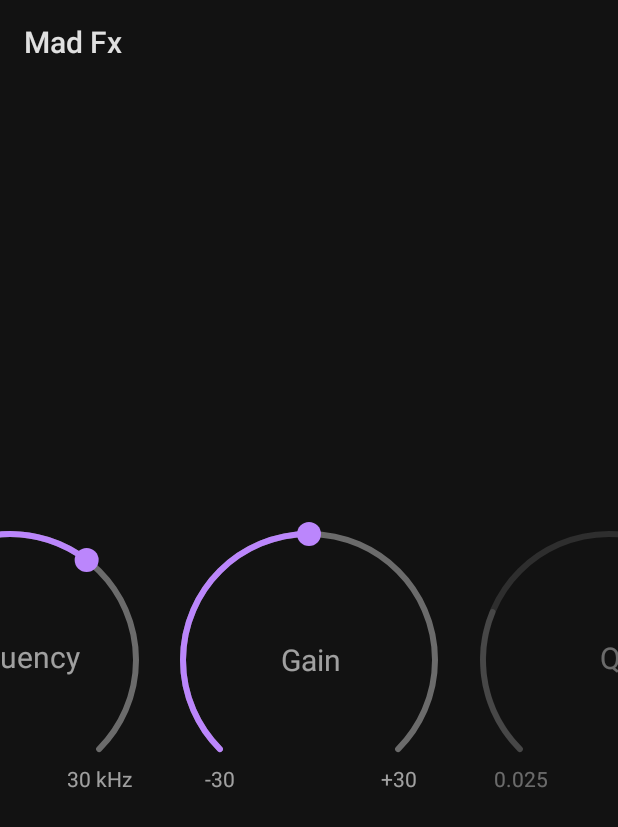
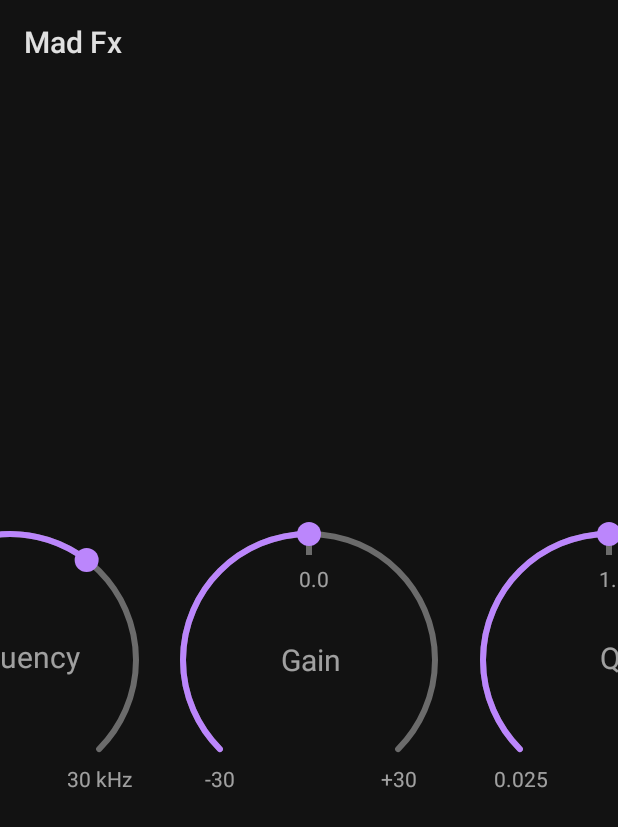
Before and after one commit to midoriiro/madfx, an Android app: the MainActivity screen opened directly, with no data from a screen before it, on a phone screen of 412 x 824 dp. Shown: the top 827 px of the screen. Run offline under Robolectric (Android 15) with nearby library versions, the light colour scheme and no system bars; our stand-ins replace EventBus; 7 statements that could not run were skipped.

Commit message:
add middle points scale to knob view

```diff
--- a/app/src/main/res/layout/activity_main.xml
+++ b/app/src/main/res/layout/activity_main.xml
@@ -69,6 +69,7 @@
         app:nameSize="20sp"
         app:minimumValue="-30"
         app:maximumValue="30"
+        app:middleValues="0"
         app:value="0"
         app:defaultValue="0"
         app:minimumValueLabel="-30"
@@ -77,7 +78,7 @@
 
     <midoriiro.io.material.knob.views.Knob
         android:id="@+id/width"
-        android:enabled="false"
+        android:enabled="true"
         android:layout_width="200dp"
         android:layout_height="200dp"
         android:padding="16dp"
@@ -89,9 +90,11 @@
         app:nameSize="20sp"
         app:minimumValue="0.025"
         app:maximumValue="40"
-        app:value="10"
+        app:middleValues="1"
+        app:value="1"
         app:defaultValue="1"
         app:minimumValueLabel="0.025"
-        app:maximumValueLabel="40"/>
+        app:maximumValueLabel="40"
+        app:gestureOrientation="circular"/>
 
 </androidx.constraintlayout.widget.ConstraintLayout>
--- a/library/core/src/main/kotlin/midoriiro/io/core/extensions/DrawTextExtensions.kt
+++ b/library/core/src/main/kotlin/midoriiro/io/core/extensions/DrawTextExtensions.kt
@@ -3,6 +3,7 @@
 import android.graphics.Paint
 import android.graphics.PointF
 import android.graphics.Rect
+import android.graphics.RectF
 
 private val bounds = Rect()
 
@@ -40,3 +41,14 @@
 {
 	return PointF(x, y)
 }
+
+fun Paint.textBounds(text: String): RectF
+{
+	this.getTextBounds(text, 0, text.length, bounds)
+	return RectF(
+		bounds.left.toFloat(),
+		bounds.top.toFloat(),
+		bounds.right.toFloat(),
+		bounds.bottom.toFloat()
+	)
+}
--- /dev/null
+++ b/library/core/src/main/kotlin/midoriiro/io/core/extensions/FloatArrayExtensions.kt
@@ -0,0 +1,20 @@
+package midoriiro.io.core.extensions
+
+fun FloatArray.clamp(minimum: Float, maximum: Float, inclusive: Boolean = true): FloatArray
+{
+	if(inclusive)
+	{
+		return this
+			.filter { value -> value in minimum..maximum }
+			.toFloatArray()
+	}
+	return this
+		.filter { value -> minimum < value && value < maximum }
+		.toFloatArray()
+}
+
+fun FloatArray.sort(): FloatArray
+{
+	this.sort(0, this.size)
+	return this
+}
--- a/library/core/src/main/kotlin/midoriiro/io/core/extensions/FloatPointExtensions.kt
+++ b/library/core/src/main/kotlin/midoriiro/io/core/extensions/FloatPointExtensions.kt
@@ -1,12 +1,35 @@
 package midoriiro.io.core.extensions
 
 import android.graphics.PointF
+import androidx.core.graphics.minus
+import kotlin.math.sqrt
 
-fun MutableList<PointF>.addExtrema(minX: Float, maxX: Float): MutableList<PointF>
+fun PointF.normalize()
 {
-    val minY = this.first().y
-    val maxY = this.last().y
-    this.add(0, PointF(minX, minY))
-    this.add(PointF(maxX, maxY))
-    return this
+    val magnitude = this.magnitude()
+    this.x = this.x / magnitude
+    this.y = this.y / magnitude
 }
+
+fun PointF.normalized(): PointF
+{
+    val magnitude = this.magnitude()
+    return PointF(this.x / magnitude, this.y / magnitude)
+}
+
+fun PointF.magnitude(): Float
+{
+    return sqrt((this.x * this.x) + (this.y * this.y))
+}
+
+fun PointF.distance(target: PointF, distance: Float): PointF
+{
+    if(distance <= 1)
+    {
+        throw IllegalArgumentException("distance must be greater than 1")
+    }
+    val d = (target - this).normalized()
+    val dx = distance * d.x
+    val dy = distance * d.y
+    return PointF(this.x + dx, this.y + dy)
+}
--- a/library/core/src/main/kotlin/midoriiro/io/core/extensions/TypedArrayExtensions.kt
+++ b/library/core/src/main/kotlin/midoriiro/io/core/extensions/TypedArrayExtensions.kt
@@ -29,3 +29,16 @@
 {
 	return this.getInt(index, defValue).toLong()
 }
+
+fun TypedArray.getFloatArrayOrNull(index: Int): FloatArray?
+{
+	val string = this.getString(index)
+	if(string.isNullOrEmpty())
+	{
+		return null
+	}
+	return string
+		.split(",")
+		.map { it.trim().toFloat() }
+		.toFloatArray()
+}
--- a/library/material/knob/src/main/kotlin/midoriiro/io/material/knob/views/Knob.kt
+++ b/library/material/knob/src/main/kotlin/midoriiro/io/material/knob/views/Knob.kt
@@ -27,34 +27,13 @@
 {
 	private inner class GestureListener : SimpleOnGestureListener()
 	{
-		private fun clamp()
+		private fun onOneAxis(delta: Float): Float
 		{
-			when
-			{
-				this@Knob._value > this@Knob._maximumValue -> this@Knob._value = this@Knob._maximumValue
-				this@Knob._value < this@Knob._minimumValue -> this@Knob._value = this@Knob._minimumValue
-			}
+			val angle = this@Knob._valueEvaluator.fromValue(this@Knob._value) + delta
+			return this@Knob._valueEvaluator.fromAngle(angle.clamp(MINIMUM_ANGLE, MAXIMUM_ANGLE))
 		}
 
-		private fun onOneAxis(delta: Float): Float
-		{
-			val angle = MathUtils.map(
-				this@Knob._value,
-				this@Knob._minimumValue,
-				this@Knob._maximumValue,
-				MINIMUM_ANGLE,
-				MAXIMUM_ANGLE
-			)
-			return MathUtils.map(
-				angle + delta,
-				MINIMUM_ANGLE,
-				MAXIMUM_ANGLE,
-				this@Knob._minimumValue,
-				this@Knob._maximumValue
-			)
-		}
-
-		private fun onTwoAxis(event: MotionEvent): Boolean
+		private fun onTwoAxis(event: MotionEvent): Float
 		{
 			val angle = MathUtils
 				.angle(
@@ -67,18 +46,12 @@
 				)
 				.toClockwise()
 				.plus(MINIMUM_ANGLE)
-			if(angle !in RANGE_ANGLE)
+			return when (angle.sign(MAXIMUM_ANGLE, MAXIMUM_ANGLE + DEAD_ZONE_SWEEP_ANGLE, HALF_DEAD_ZONE_SWEEP_ANGLE))
 			{
-				return false
+				1f -> this@Knob._valueEvaluator.fromAngle(MINIMUM_ANGLE)
+				-1f -> this@Knob._valueEvaluator.fromAngle(MAXIMUM_ANGLE)
+				else -> this@Knob._valueEvaluator.fromAngle(angle)
 			}
-			this@Knob._value = MathUtils.map(
-				angle,
-				MINIMUM_ANGLE,
-				MAXIMUM_ANGLE,
-				this@Knob._minimumValue,
-				this@Knob._maximumValue
-			)
-			return true
 		}
 
 		override fun onUp(event: MotionEvent): Boolean
@@ -96,11 +69,8 @@
 		override fun onSingleTapConfirmed(event: MotionEvent): Boolean
 		{
 			val value = this@Knob._value
-			if(!this.onTwoAxis(event))
-			{
-				return false
-			}
-			this.clamp()
+			this@Knob._value = this.onTwoAxis(event)
+			this@Knob.clamp()
 			this@Knob._animator.setFloatValues(value, this@Knob._value)
 			this@Knob._animator.start()
 			return true
@@ -115,24 +85,11 @@
 		{
 			this@Knob._value = when (this@Knob._gestureOrientation)
 			{
-				GestureOrientation.Horizontal ->
-				{
-					this.onOneAxis(-distanceX)
-				}
-				GestureOrientation.Vertical ->
-				{
-					this.onOneAxis(distanceY)
-				}
-				GestureOrientation.Circular ->
-				{
-					if(!this.onTwoAxis(event2))
-					{
-						return false
-					}
-					this@Knob._value
-				}
+				GestureOrientation.Horizontal -> this.onOneAxis(-distanceX)
+				GestureOrientation.Vertical -> this.onOneAxis(distanceY)
+				GestureOrientation.Circular -> this.onTwoAxis(event2)
 			}
-			this.clamp()
+			this@Knob.clamp()
 			this@Knob.invalidate()
 			return true
 		}
@@ -141,10 +98,129 @@
 		{
 			val value = this@Knob._value
 			this@Knob._value = this@Knob._defaultValue
-			this.clamp()
+			this@Knob.clamp()
 			this@Knob._animator.setFloatValues(value, this@Knob._value)
 			this@Knob._animator.start()
 			return true
+		}
+	}
+
+	private inner class ValueEvaluator
+	{
+		private var _step: Float? = null
+		private var _valueRanges: List<Pair<Float, Float>>? = null
+		private var _angleRanges: List<Pair<Float, Float>>? = null
+
+		private fun getStep(): Float
+		{
+			if(this._step != null)
+			{
+				return this._step!!
+			}
+			this._step = 1f / (this@Knob._middleValues!!.size + 1f)
+			return this._step!!
+		}
+
+		private fun getValueRanges(): List<Pair<Float, Float>>
+		{
+			if(this._valueRanges != null)
+			{
+				return this._valueRanges!!
+			}
+			val valueRanges = mutableListOf<Pair<Float, Float>>()
+			for(index in 1 until this@Knob._middleValues!!.size)
+			{
+				val minimum = this@Knob._middleValues!![index - 1]
+				val maximum = this@Knob._middleValues!![index]
+				valueRanges.add(minimum to maximum)
+			}
+			valueRanges.add(0, this@Knob._minimumValue to this@Knob._middleValues!!.first())
+			valueRanges.add(this@Knob._middleValues!!.last() to this@Knob._maximumValue)
+			this._valueRanges = valueRanges
+			return this._valueRanges!!
+		}
+
+		private fun getAngleRanges(): List<Pair<Float, Float>>
+		{
+			if(this._angleRanges != null)
+			{
+				return this._angleRanges!!
+			}
+			this._angleRanges = this.getValueRanges().map { this.getAngles(it) }
+			return this._angleRanges!!
+		}
+
+		private fun getAngles(range: Pair<Float, Float>): Pair<Float, Float>
+		{
+			val minimum = this.getAngle(range.first)
+			val maximum = this.getAngle(range.second)
+			return minimum to maximum
+		}
+
+		private fun getAngle(value: Float): Float
+		{
+			val index = this@Knob._middleValues!!.indexOfFirst { it == value }
+			val position = when (value)
+			{
+				this@Knob._minimumValue -> 0f
+				this@Knob._maximumValue -> 1f
+				else -> (index + 1f) * this.getStep()
+			}
+			return MathUtils.map(
+				position,
+				0f,
+				1f,
+				MINIMUM_ANGLE,
+				MAXIMUM_ANGLE
+			)
+		}
+
+		fun fromValue(value: Float): Float
+		{
+			if(this@Knob._middleValues == null)
+			{
+				return MathUtils.map(
+					value,
+					this@Knob._minimumValue,
+					this@Knob._maximumValue,
+					MINIMUM_ANGLE,
+					MAXIMUM_ANGLE
+				)
+			}
+			val range = this.getValueRanges().first { it.first <= value && value <= it.second }
+			val angles = this.getAngles(range)
+			return MathUtils.map(
+				value,
+				range.first,
+				range.second,
+				angles.first,
+				angles.second
+			)
+		}
+
+		fun fromAngle(angle: Float): Float
+		{
+			if(this@Knob._middleValues == null)
+			{
+				return MathUtils.map(
+					angle,
+					MINIMUM_ANGLE,
+					MAXIMUM_ANGLE,
+					this@Knob._minimumValue,
+					this@Knob._maximumValue
+				)
+			}
+			val ranges = this.getValueRanges()
+			val angles = this.getAngleRanges().first { it.first <= angle && angle <= it.second }
+			val index = this.getAngleRanges().indexOf(angles)
+			val range = ranges[index]
+			return MathUtils.map(
+				angle,
+				angles.first,
+				angles.second,
+				range.first,
+				range.second
+			)
 		}
 	}
 
@@ -152,13 +228,15 @@
 	{
 		const val MINIMUM_ANGLE = 135f
 		const val MAXIMUM_ANGLE = 405f
-		val RANGE_ANGLE = MINIMUM_ANGLE..MAXIMUM_ANGLE
+		const val DEAD_ZONE_SWEEP_ANGLE = 360f - (MAXIMUM_ANGLE - MINIMUM_ANGLE)
+		const val HALF_DEAD_ZONE_SWEEP_ANGLE = DEAD_ZONE_SWEEP_ANGLE / 2F
 		const val MINIMUM_SWEEP_ANGLE = 0f
 		const val MAXIMUM_SWEEP_ANGLE = 270f
 	}
 
 	private val _gestureListener = GestureListener()
 	private val _gestureDetector = GestureDetector(this.context, this._gestureListener)
+	private val _valueEvaluator = ValueEvaluator()
 	private val _animator = ValueAnimator()
 	private val _palette = Palette(this)
 	private val _painter = Paint(Paint.ANTI_ALIAS_FLAG)
@@ -170,6 +248,7 @@
 	private var _bubbleSize = 0f
 	private var _minimumValue = 0f
 	private var _maximumValue = 0f
+	private var _middleValues: FloatArray? = null
 	private var _value = 0f
 	private var _defaultValue = 0f
 	private var _name: String? = null
@@ -237,6 +316,13 @@
 			100f
 		)
 
+		this._middleValues = typedArray
+			.getFloatArrayOrNull(
+				R.styleable.Knob_middleValues
+			)
+			?.clamp(this._minimumValue, this._maximumValue, false)
+			?.sort()
+
 		this._value = typedArray.getFloat(
 			R.styleable.Knob_value,
 			50f
@@ -302,6 +388,7 @@
 		this._animator.addUpdateListener { animator ->
 			val value = animator.animatedValue as Float
 			this._value = value
+			this.clamp()
 			this.invalidate()
 		}
 	}
@@ -311,6 +398,15 @@
 		if(this.parent != null)
 		{
 			this.parent.requestDisallowInterceptTouchEvent(state)
+		}
+	}
+
+	private fun clamp()
+	{
+		when
+		{
+			this@Knob._value > this@Knob._maximumValue -> this@Knob._value = this@Knob._maximumValue
+			this@Knob._value < this@Knob._minimumValue -> this@Knob._value = this@Knob._minimumValue
 		}
 	}
 
@@ -370,6 +466,7 @@
 
 	override fun onDraw(canvas: Canvas)
 	{
+		this.onDrawMiddlePointsLabel(canvas)
 		this.onDrawBackgroundTrace(canvas)
 		this.onDrawForegroundTrace(canvas)
 		this.onDrawBubble(canvas)
@@ -401,9 +498,9 @@
 		this._painter.strokeWidth = this._traceStrokeWidth
 		this._painter.strokeCap = Paint.Cap.ROUND
 		val angle = MathUtils.map(
-			this._value,
-			this._minimumValue,
-			this._maximumValue,
+			this._valueEvaluator.fromValue(this._value),
+			MINIMUM_ANGLE,
+			MAXIMUM_ANGLE,
 			MINIMUM_SWEEP_ANGLE,
 			MAXIMUM_SWEEP_ANGLE
 		)
@@ -424,13 +521,7 @@
 		}
 		this._painter.style = Paint.Style.FILL
 		this._painter.color = this._palette.getStrokeColorFromState(this._palette.primary)
-		val angle = MathUtils.map(
-			this._value,
-			this._minimumValue,
-			this._maximumValue,
-			MINIMUM_ANGLE,
-			MAXIMUM_ANGLE
-		)
+		val angle = this._valueEvaluator.fromValue(this._value)
 		val point = MathUtils.rotate(
 			this._bubbleOrigin.x,
 			this._bubbleOrigin.y,
@@ -515,6 +606,64 @@
 		canvas.drawText(this._maximumValueLabel!!, point.x, point.y, this._painter)
 	}
 
+	private fun onDrawMiddlePointsLabel(canvas: Canvas)
+	{
+		if(this._middleValues == null)
+		{
+			return
+		}
+		this._painter.style = Paint.Style.STROKE
+		this._painter.color = this._palette.getTextColorFromState(this._palette.onSurface.toMediumEmphasis())
+		this._painter.textSize = this._labelSize
+		this._painter.textAlign = Paint.Align.LEFT
+		val step = 1f / (this._middleValues!!.size + 1f)
+		val center = PointF(this._bounds.halfWidth, this._bounds.halfHeight)
+		for(index in this._middleValues!!.indices)
+		{
+			val value = this._middleValues!![index].toString()
+			val position = (index + 1f) * step
+			val angle = MathUtils.map(
+				position,
+				0f,
+				1f,
+				MINIMUM_ANGLE,
+				MAXIMUM_ANGLE
+			)
+			val origin = MathUtils
+				.rotate(
+					this._bubbleOrigin.x,
+					this._bubbleOrigin.y,
+					this._bounds.halfWidth,
+					this._bounds.halfHeight,
+					angle
+				)
+				.distance(center, this._traceStrokeWidth)
+			var point = origin.distance(center, this._bubbleSize)
+			this._painter.style = Paint.Style.STROKE
+			this._painter.color = this._palette.getStrokeColorFromState(this._palette.onSurface.toLowEmphasis())
+			this._painter.strokeWidth = this._traceStrokeWidth
+			this._painter.strokeCap = Paint.Cap.SQUARE
+			canvas.drawLine(origin.x, origin.y, point.x, point.y, this._painter)
+			point = this._painter.textAlignCenter(
+				point.x,
+				point.y,
+				value
+			)
+			point = this._painter.textAlignVerticalCenter(
+				point.x,
+				point.y,
+				value
+			)
+			val bounds = this._painter.textBounds(value)
+			point = point.distance(center, bounds.width())
+			this._painter.style = Paint.Style.FILL
+			this._painter.color = this._palette.getTextColorFromState(this._palette.onSurface.toMediumEmphasis())
+			this._painter.textSize = this._labelSize
+			this._painter.textAlign = Paint.Align.LEFT
+			canvas.drawText(value, point.x, point.y, this._painter)
+		}
+	}
+
 	private fun onDrawValue(canvas: Canvas)
 	{
 		this._painter.style = Paint.Style.FILL
--- a/library/material/knob/src/main/res/values/attrs.xml
+++ b/library/material/knob/src/main/res/values/attrs.xml
@@ -6,6 +6,7 @@
         <attr name="bubbleSize" format="dimension"/>
         <attr name="minimumValue" format="float"/>
         <attr name="maximumValue" format="float"/>
+        <attr name="middleValues" format="string"/>
         <attr name="defaultValue" format="float"/>
         <attr name="value" format="float"/>
         <attr name="name" format="string"/>
```
Also changed, not shown: library/core/src/main/kotlin/midoriiro/io/core/extensions/FloatExtensions.kt (+21 -0 lines).
